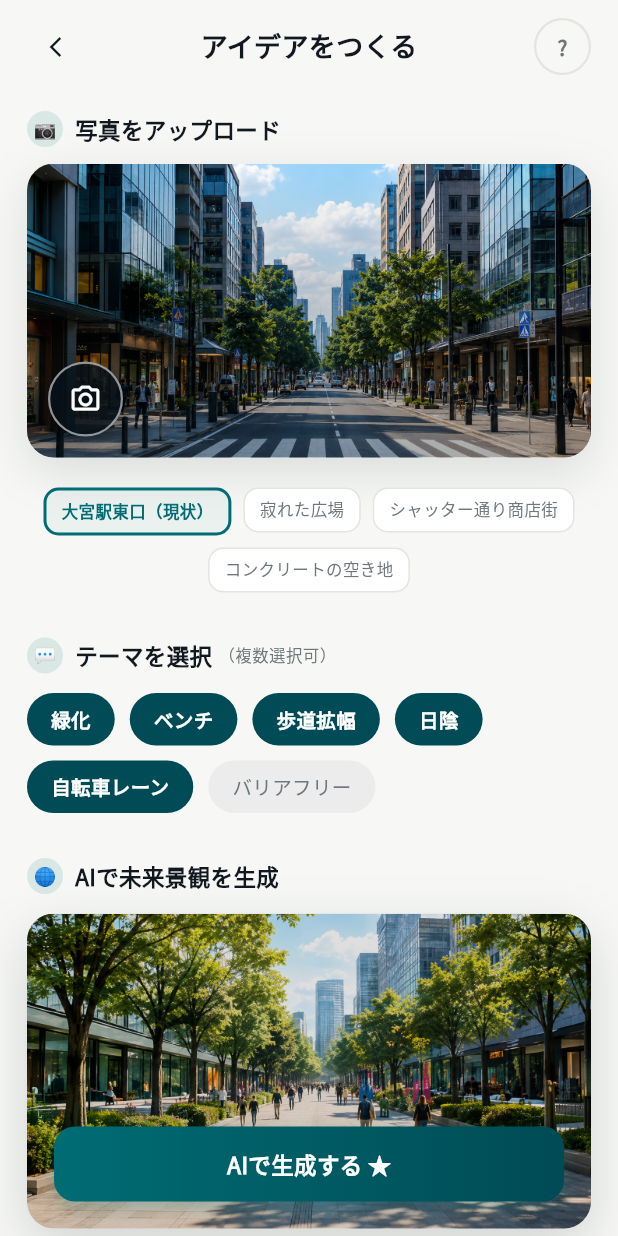
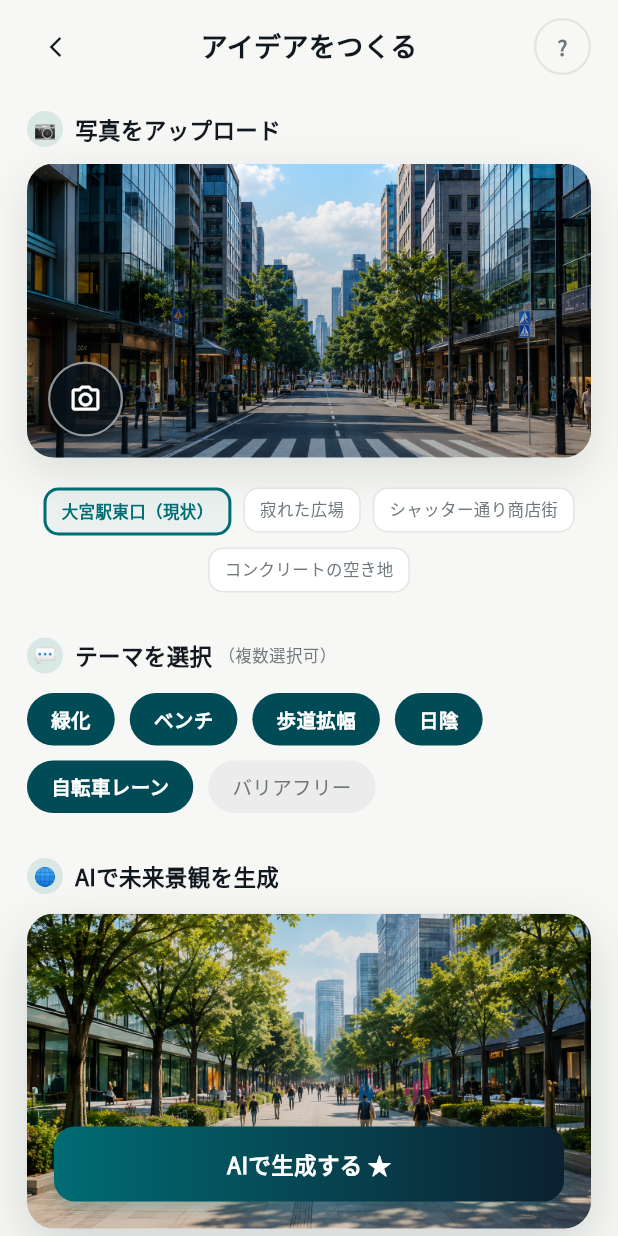
Before and after one commit to Anya-Stella/FutureCityApp, a Flutter app: the CreateScreen screen opened directly, on a phone screen of 412 x 824 dp. Run offline on Flutter 3.47's test engine with Material 3 defaults, Android fonts, the phone set to English and light mode, and no system bars; our stand-ins replace flutter_svg, google_fonts, supabase_flutter; accounts and stored records are empty; network calls fail.

Commit message:
🎨 緑色グラデーションに全体的に変えた

```diff
--- a/lib/screens/create_screen.dart
+++ b/lib/screens/create_screen.dart
@@ -664,9 +664,7 @@ class _CreateScreenState extends State<CreateScreen> {
                                   height: 50,
                                   width: double.infinity,
                                   decoration: BoxDecoration(
-                                    gradient: const LinearGradient(
-                                      colors: [AppTheme.teal, AppTheme.tealDark],
-                                    ),
+                                    gradient: AppTheme.brandGradient,
                                     borderRadius: BorderRadius.circular(14),
                                     boxShadow: [
                                       BoxShadow(
@@ -767,11 +765,11 @@ class _CreateScreenState extends State<CreateScreen> {
                         height: 52,
                         width: double.infinity,
                         decoration: BoxDecoration(
-                          color: AppTheme.teal,
+                          gradient: AppTheme.brandGradient,
                           borderRadius: BorderRadius.circular(14),
                           boxShadow: [
                             BoxShadow(
-                              color: AppTheme.teal.withOpacity(0.32),
+                              color: const Color(0xFF006C74).withOpacity(0.32),
                               blurRadius: 20,
                               offset: const Offset(0, 8),
                             ),
--- a/lib/screens/eval_screen.dart
+++ b/lib/screens/eval_screen.dart
@@ -804,7 +804,7 @@ class _EvalScreenState extends State<EvalScreen> {
                   width: double.infinity,
                   padding: const EdgeInsets.symmetric(vertical: 12),
                   decoration: BoxDecoration(
-                    color: AppTheme.teal,
+                    gradient: AppTheme.brandGradient,
                     borderRadius: BorderRadius.circular(12),
                   ),
                   alignment: Alignment.center,
--- a/lib/screens/mypage_screen.dart
+++ b/lib/screens/mypage_screen.dart
@@ -272,7 +272,7 @@ class _MyPageScreenState extends State<MyPageScreen> {
                               width: 24,
                               height: 24,
                               decoration: const BoxDecoration(
-                                color: AppTheme.teal,
+                                gradient: AppTheme.brandGradient,
                                 shape: BoxShape.circle,
                               ),
                               alignment: Alignment.center,
--- a/lib/theme/app_theme.dart
+++ b/lib/theme/app_theme.dart
@@ -20,6 +20,13 @@ class AppTheme {
   static const Color navyDeep = Color(0xFF010B12);
   static const Color gold = Color(0xFFCDA86A);
   static const Color heart = Color(0xFFF0728A);
+
+  // Brand gradient (応援するボタンと同じ艶感)
+  static const LinearGradient brandGradient = LinearGradient(
+    colors: [Color(0xFF006C74), Color(0xFF0C2030)],
+    begin: Alignment.centerLeft,
+    end: Alignment.centerRight,
+  );
 
   // Font Styles
   static TextStyle getManrope({
```
Also changed, not shown: lib/widgets/bottom_navigation.dart (+22 -14 lines).
